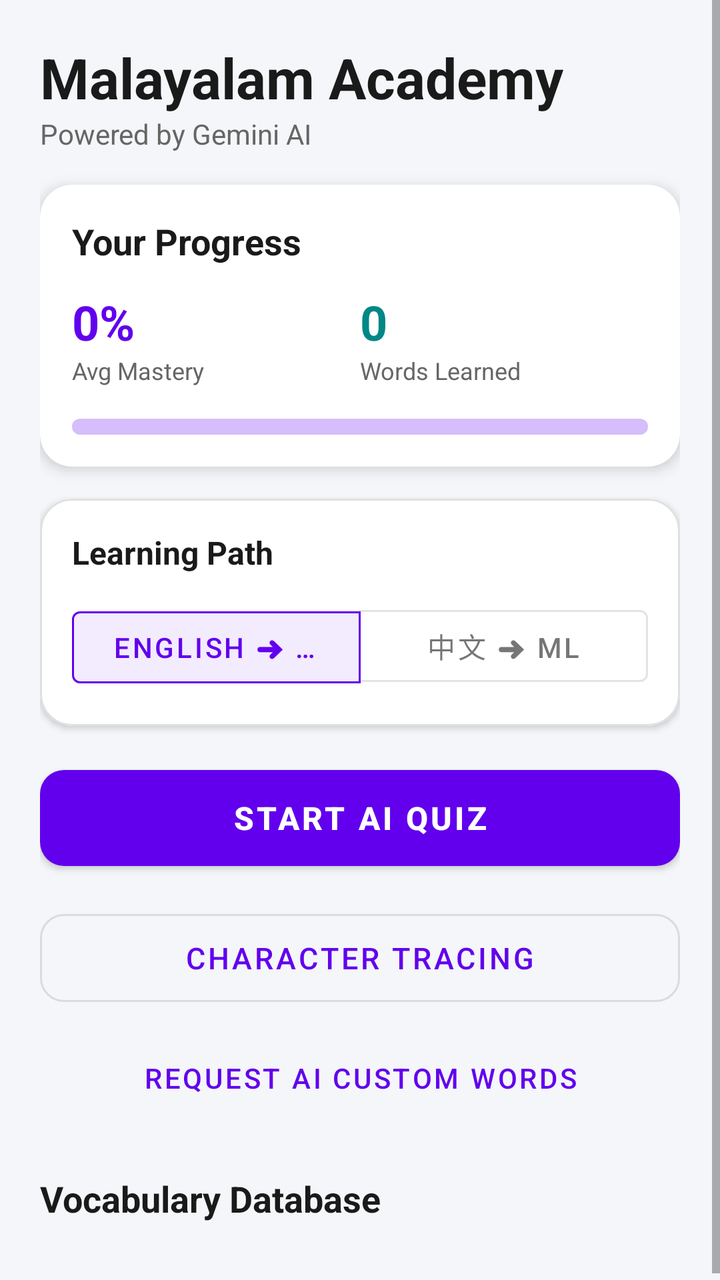
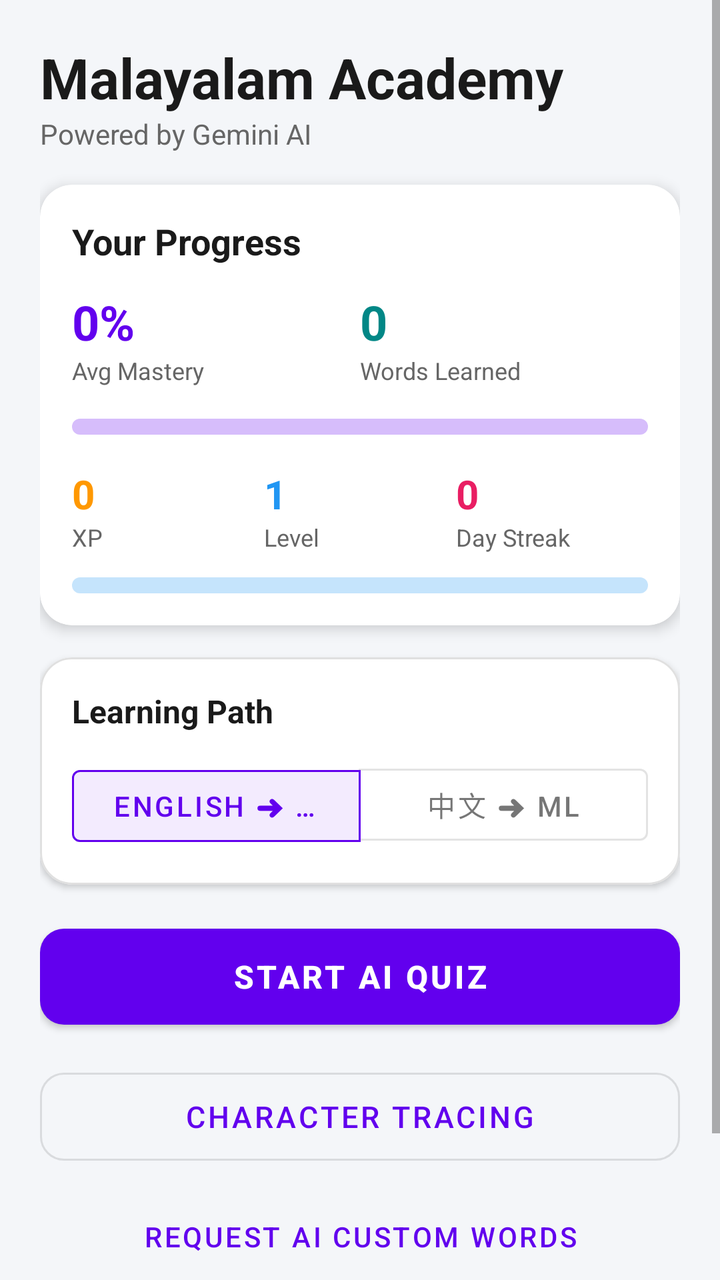

Two renders of the same Android screen: before a commit and after it. Below are the layout's source before the change and the commit's diff.
<!-- AndroidManifest.xml: application theme Theme.MalayalamLearningApp -->
<!-- res/layout/fragment_home.xml -->
<?xml version="1.0" encoding="utf-8"?>
<ScrollView xmlns:android="http://schemas.android.com/apk/res/android"
    xmlns:app="http://schemas.android.com/apk/res-auto"
    xmlns:tools="http://schemas.android.com/tools"
    android:layout_width="match_parent"
    android:layout_height="match_parent"
    android:fillViewport="true">

    <androidx.constraintlayout.widget.ConstraintLayout
        android:layout_width="match_parent"
        android:layout_height="wrap_content"
        android:padding="20dp">

        
        <TextView
            android:id="@+id/tv_title"
            android:layout_width="wrap_content"
            android:layout_height="wrap_content"
            android:text="Malayalam Academy"
            android:textSize="28sp"
            android:textStyle="bold"
            android:textColor="@color/text_primary"
            app:layout_constraintTop_toTopOf="parent"
            app:layout_constraintStart_toStartOf="parent" />

        <TextView
            android:id="@+id/tv_subtitle"
            android:layout_width="wrap_content"
            android:layout_height="wrap_content"
            android:text="Powered by Gemini AI"
            android:textSize="14sp"
            android:textColor="@color/text_secondary"
            app:layout_constraintTop_toBottomOf="@id/tv_title"
            app:layout_constraintStart_toStartOf="parent" />

        
        <com.google.android.material.card.MaterialCardView
            android:id="@+id/card_stats"
            android:layout_width="0dp"
            android:layout_height="wrap_content"
            android:layout_marginTop="16dp"
            app:cardCornerRadius="16dp"
            app:cardElevation="4dp"
            app:strokeWidth="0dp"
            app:layout_constraintTop_toBottomOf="@id/tv_subtitle"
            app:layout_constraintStart_toStartOf="parent"
            app:layout_constraintEnd_toEndOf="parent">

            <LinearLayout
                android:layout_width="match_parent"
                android:layout_height="wrap_content"
                android:orientation="vertical"
                android:padding="16dp">

                <TextView
                    android:layout_width="wrap_content"
                    android:layout_height="wrap_content"
                    android:text="Your Progress"
                    android:textSize="18sp"
                    android:textStyle="bold"
                    android:textColor="@color/text_primary" />

                <LinearLayout
                    android:layout_width="match_parent"
                    android:layout_height="wrap_content"
                    android:layout_marginTop="12dp"
                    android:orientation="horizontal">

                    <LinearLayout
                        android:layout_width="0dp"
                        android:layout_height="wrap_content"
                        android:layout_weight="1"
                        android:orientation="vertical">
                        <TextView
                            android:id="@+id/tv_mastery_percent"
                            android:layout_width="wrap_content"
                            android:layout_height="wrap_content"
                            android:text="0%"
                            android:textSize="24sp"
                            android:textStyle="bold"
                            android:textColor="@color/purple_500" />
                        <TextView
                            android:layout_width="wrap_content"
                            android:layout_height="wrap_content"
                            android:text="Avg Mastery"
                            android:textSize="12sp"
                            android:textColor="@color/text_secondary" />
                    </LinearLayout>

                    <LinearLayout
                        android:layout_width="0dp"
                        android:layout_height="wrap_content"
                        android:layout_weight="1"
                        android:orientation="vertical">
                        <TextView
                            android:id="@+id/tv_words_count"
                            android:layout_width="wrap_content"
                            android:layout_height="wrap_content"
                            android:text="0"
                            android:textSize="24sp"
                            android:textStyle="bold"
                            android:textColor="@color/teal_700" />
                        <TextView
                            android:layout_width="wrap_content"
                            android:layout_height="wrap_content"
                            android:text="Words Learned"
                            android:textSize="12sp"
                            android:textColor="@color/text_secondary" />
                    </LinearLayout>
                </LinearLayout>

                <com.google.android.material.progressindicator.LinearProgressIndicator
                    android:id="@+id/progress_mastery"
                    android:layout_width="match_parent"
                    android:layout_height="wrap_content"
                    android:layout_marginTop="16dp"
                    app:trackCornerRadius="4dp"
                    app:trackThickness="8dp" />
            </LinearLayout>
        </com.google.android.material.card.MaterialCardView>

        
        <com.google.android.material.card.MaterialCardView
            android:id="@+id/card_track"
            android:layout_width="0dp"
            android:layout_height="wrap_content"
            android:layout_marginTop="16dp"
            app:cardCornerRadius="16dp"
            app:cardElevation="2dp"
            app:strokeWidth="1dp"
            app:strokeColor="#E0E0E0"
            app:layout_constraintTop_toBottomOf="@id/card_stats"
            app:layout_constraintStart_toStartOf="parent"
            app:layout_constraintEnd_toEndOf="parent">

            <LinearLayout
                android:layout_width="match_parent"
                android:layout_height="wrap_content"
                android:orientation="vertical"
                android:padding="16dp">

                <TextView
                    android:layout_width="wrap_content"
                    android:layout_height="wrap_content"
                    android:text="Learning Path"
                    android:textSize="16sp"
                    android:textStyle="bold"
                    android:textColor="@color/text_primary" />

                <com.google.android.material.button.MaterialButtonToggleGroup
                    android:id="@+id/toggle_group_track"
                    android:layout_width="match_parent"
                    android:layout_height="wrap_content"
                    android:layout_marginTop="12dp"
                    app:singleSelection="true"
                    app:checkedButton="@id/btn_track_english">

                    <com.google.android.material.button.MaterialButton
                        android:id="@+id/btn_track_english"
                        style="@style/Widget.MaterialComponents.Button.OutlinedButton"
                        android:layout_width="0dp"
                        android:layout_height="wrap_content"
                        android:layout_weight="1"
                        android:text="English ➜ ml" />

                    <com.google.android.material.button.MaterialButton
                        android:id="@+id/btn_track_chinese"
                        style="@style/Widget.MaterialComponents.Button.OutlinedButton"
                        android:layout_width="0dp"
                        android:layout_height="wrap_content"
                        android:layout_weight="1"
                        android:text="中文 ➜ ml" />
                </com.google.android.material.button.MaterialButtonToggleGroup>
            </LinearLayout>
        </com.google.android.material.card.MaterialCardView>

        
        <com.google.android.material.button.MaterialButton
            android:id="@+id/btn_start_quiz"
            android:layout_width="0dp"
            android:layout_height="60dp"
            android:layout_marginTop="16dp"
            android:text="Start AI Quiz"
            android:textSize="16sp"
            android:textStyle="bold"
            app:cornerRadius="12dp"
            app:layout_constraintTop_toBottomOf="@id/card_track"
            app:layout_constraintStart_toStartOf="parent"
            app:layout_constraintEnd_toEndOf="parent" />

        
        <com.google.android.material.button.MaterialButton
            android:id="@+id/btn_draw_practice"
            style="@style/Widget.MaterialComponents.Button.OutlinedButton"
            android:layout_width="0dp"
            android:layout_height="56dp"
            android:layout_marginTop="12dp"
            android:text="Character Tracing"
            android:textSize="15sp"
            app:cornerRadius="12dp"
            app:layout_constraintTop_toBottomOf="@id/btn_start_quiz"
            app:layout_constraintStart_toStartOf="parent"
            app:layout_constraintEnd_toEndOf="parent" />

        
        <com.google.android.material.button.MaterialButton
            android:id="@+id/btn_request_ai_words"
            style="@style/Widget.MaterialComponents.Button.TextButton"
            android:layout_width="wrap_content"
            android:layout_height="wrap_content"
            android:layout_marginTop="8dp"
            android:text="Request AI Custom Words"
            android:textColor="@color/purple_500"
            app:layout_constraintTop_toBottomOf="@id/btn_draw_practice"
            app:layout_constraintStart_toStartOf="parent"
            app:layout_constraintEnd_toEndOf="parent" />

        
        <ProgressBar
            android:id="@+id/pb_loading"
            android:layout_width="wrap_content"
            android:layout_height="wrap_content"
            android:visibility="gone"
            app:layout_constraintTop_toTopOf="parent"
            app:layout_constraintBottom_toBottomOf="parent"
            app:layout_constraintStart_toStartOf="parent"
            app:layout_constraintEnd_toEndOf="parent" />

        
        <TextView
            android:id="@+id/tv_vocab_title"
            android:layout_width="wrap_content"
            android:layout_height="wrap_content"
            android:layout_marginTop="24dp"
            android:text="Vocabulary Database"
            android:textSize="18sp"
            android:textStyle="bold"
            android:textColor="@color/text_primary"
            app:layout_constraintTop_toBottomOf="@id/btn_request_ai_words"
            app:layout_constraintStart_toStartOf="parent" />

        
        <androidx.recyclerview.widget.RecyclerView
            android:id="@+id/rv_vocabulary"
            android:layout_width="0dp"
            android:layout_height="wrap_content"
            android:layout_marginTop="12dp"
            app:layout_constraintTop_toBottomOf="@id/tv_vocab_title"
            app:layout_constraintStart_toStartOf="parent"
            app:layout_constraintEnd_toEndOf="parent"
            tools:listitem="@android:layout/simple_list_item_2" />

    </androidx.constraintlayout.widget.ConstraintLayout>
</ScrollView>
<!-- resources referenced by this layout -->
<resources>
  <color name="purple_500">#6200EE</color>
  <color name="teal_700">#018786</color>
  <color name="text_primary">#1A1A1A</color>
  <color name="text_secondary">#666666</color>
  <style name="Theme.MalayalamLearningApp" parent="Theme.MaterialComponents.DayNight.NoActionBar">
          
          <item name="colorPrimary">@color/purple_500</item>
          <item name="colorPrimaryVariant">@color/purple_700</item>
          <item name="colorOnPrimary">@color/white</item>
          
          
          <item name="colorSecondary">@color/teal_200</item>
          <item name="colorSecondaryVariant">@color/teal_700</item>
          <item name="colorOnSecondary">@color/black</item>
          
          
          <item name="android:windowBackground">@color/background_soft</item>
          <item name="android:colorBackground">@color/background_soft</item>
          <item name="colorSurface">@color/card_bg</item>
          <item name="colorOnBackground">@color/text_primary</item>
          <item name="colorOnSurface">@color/text_primary</item>
          
          
          <item name="android:textColorPrimary">@color/text_primary</item>
          <item name="android:textColorSecondary">@color/text_secondary</item>
      </style>
  <color name="purple_700">#3700B3</color>
  <color name="white">#FFFFFFFF</color>
  <color name="teal_200">#03DAC6</color>
  <color name="black">#FF000000</color>
  <color name="background_soft">#F4F6F9</color>
  <color name="card_bg">#FFFFFF</color>
</resources>

<!-- the commit's change to res/layout/fragment_home.xml (unified diff, before → after) -->
@@ -116,6 +116,86 @@
                     android:layout_marginTop="16dp"
                     app:trackCornerRadius="4dp"
                     app:trackThickness="8dp" />
+
+                
+                <LinearLayout
+                    android:layout_width="match_parent"
+                    android:layout_height="wrap_content"
+                    android:layout_marginTop="16dp"
+                    android:orientation="horizontal">
+
+                    <LinearLayout
+                        android:layout_width="0dp"
+                        android:layout_height="wrap_content"
+                        android:layout_weight="1"
+                        android:orientation="vertical">
+                        <TextView
+                            android:id="@+id/tv_xp"
+                            android:layout_width="wrap_content"
+                            android:layout_height="wrap_content"
+                            android:text="0"
+                            android:textSize="20sp"
+                            android:textStyle="bold"
+                            android:textColor="#FF9800" />
+                        <TextView
+                            android:layout_width="wrap_content"
+                            android:layout_height="wrap_content"
+                            android:text="XP"
+                            android:textSize="12sp"
+                            android:textColor="@color/text_secondary" />
+                    </LinearLayout>
+
+                    <LinearLayout
+                        android:layout_width="0dp"
+                        android:layout_height="wrap_content"
+                        android:layout_weight="1"
+                        android:orientation="vertical">
+                        <TextView
+                            android:id="@+id/tv_level"
+                            android:layout_width="wrap_content"
+                            android:layout_height="wrap_content"
+                            android:text="1"
+                            android:textSize="20sp"
+                            android:textStyle="bold"
+                            android:textColor="#2196F3" />
+                        <TextView
+                            android:layout_width="wrap_content"
+                            android:layout_height="wrap_content"
+                            android:text="Level"
+                            android:textSize="12sp"
+                            android:textColor="@color/text_secondary" />
+                    </LinearLayout>
+
+                    <LinearLayout
+                        android:layout_width="0dp"
+                        android:layout_height="wrap_content"
+                        android:layout_weight="1"
+                        android:orientation="vertical">
+                        <TextView
+                            android:id="@+id/tv_streak"
+                            android:layout_width="wrap_content"
+                            android:layout_height="wrap_content"
+                            android:text="0"
+                            android:textSize="20sp"
+                            android:textStyle="bold"
+                            android:textColor="#E91E63" />
+                        <TextView
+                            android:layout_width="wrap_content"
+                            android:layout_height="wrap_content"
+                            android:text="Day Streak"
+                            android:textSize="12sp"
+                            android:textColor="@color/text_secondary" />
+                    </LinearLayout>
+                </LinearLayout>
+
+                <com.google.android.material.progressindicator.LinearProgressIndicator
+                    android:id="@+id/progress_level"
+                    android:layout_width="match_parent"
+                    android:layout_height="wrap_content"
+                    android:layout_marginTop="12dp"
+                    app:trackCornerRadius="4dp"
+                    app:trackThickness="8dp"
+                    app:indicatorColor="#2196F3" />
             </LinearLayout>
         </com.google.android.material.card.MaterialCardView>
 
